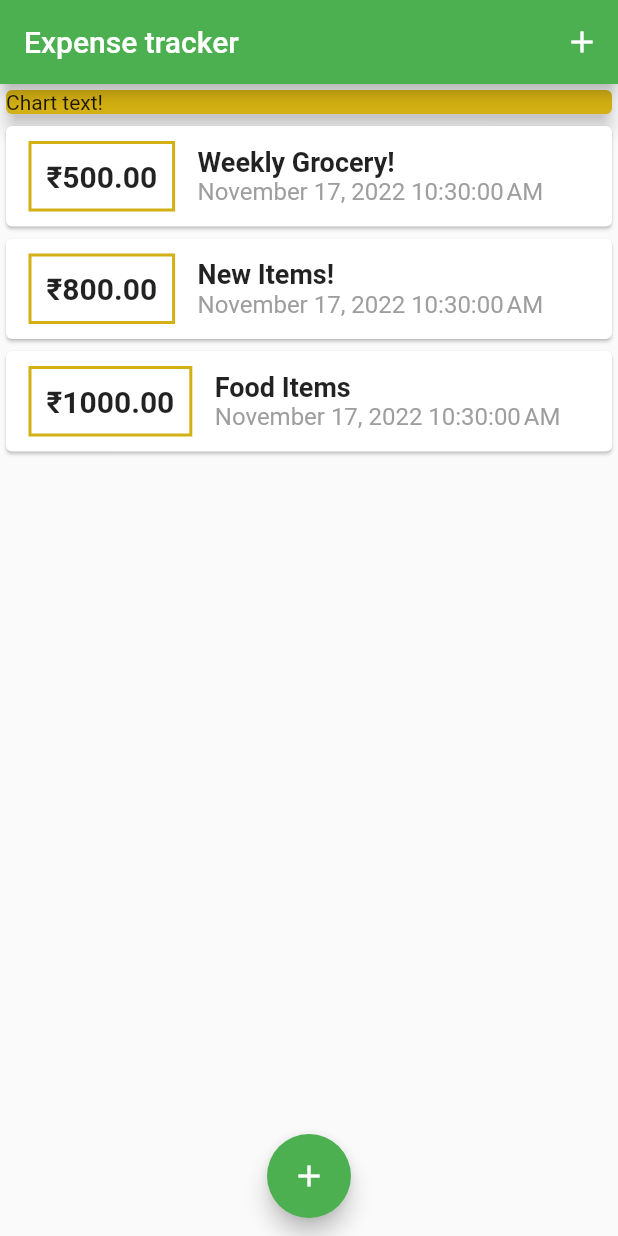
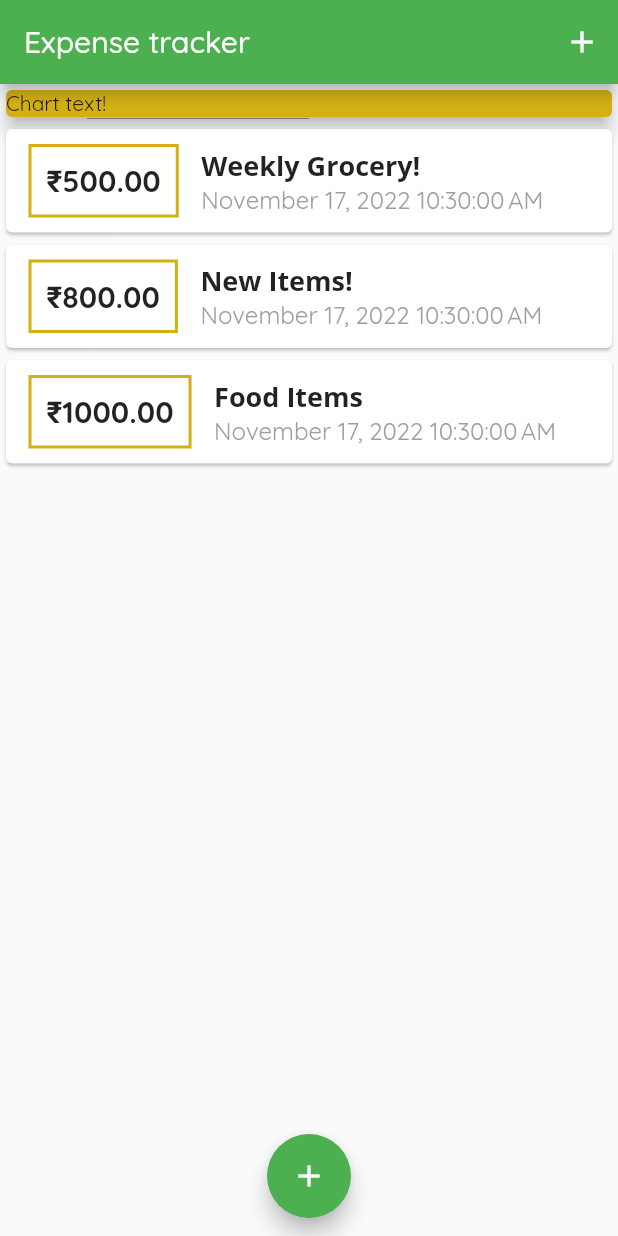
Before and after one commit to rinkusinghh/flutter-expense__tracker, a Flutter app: the screen it shows after launch, on a phone screen of 412 x 824 dp. Run offline on Flutter 3.47's test engine with Material 2 defaults, Android fonts, the phone set to English and light mode, and no system bars.

Commit message:
Custom fonts and themes

```diff
--- a/lib/main.dart
+++ b/lib/main.dart
@@ -14,6 +14,8 @@ class MyApp extends StatelessWidget {
       debugShowCheckedModeBanner: false,
       theme: ThemeData(
         primarySwatch: Colors.green,
+        fontFamily: 'Quicksand',
+        // appBarTheme: AppBarTheme(textTheme: ),
       ),
     );
   }
--- a/lib/widgets/transaction_list.dart
+++ b/lib/widgets/transaction_list.dart
@@ -37,8 +37,10 @@ class TransactionList extends StatelessWidget {
                   children: <Widget>[
                     Text(
                       transaction[index].title,
-                      style:
-                          TextStyle(fontSize: 18, fontWeight: FontWeight.bold),
+                      style: TextStyle(
+                          fontSize: 18,
+                          fontWeight: FontWeight.bold,
+                          fontFamily: 'OpenSans'),
                     ),
                     Text(
                       DateFormat().format(transaction[index].date),
```
Also changed, not shown: pubspec.yaml (+12 -6 lines).
